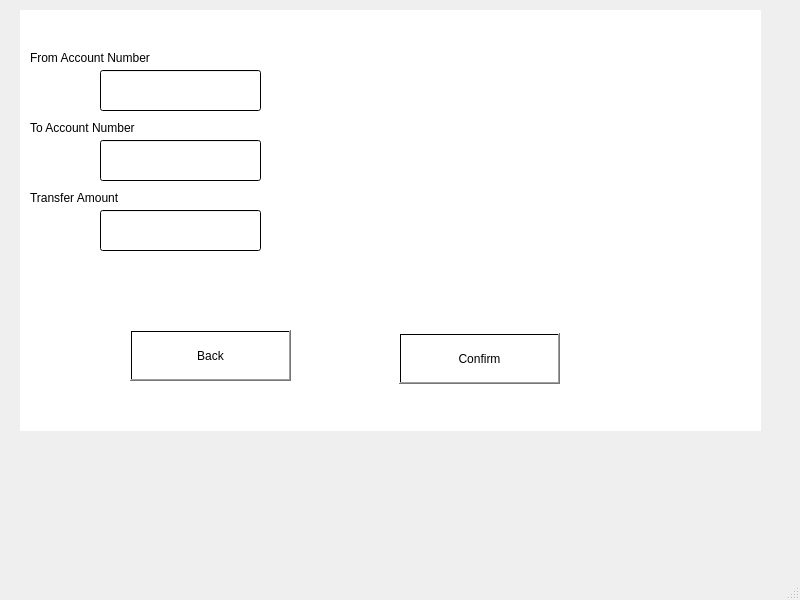
Qt form Bank_Client/mainwindow.ui (NadaMohamedMoharram/Bank_System_using_Qt) before a commit.
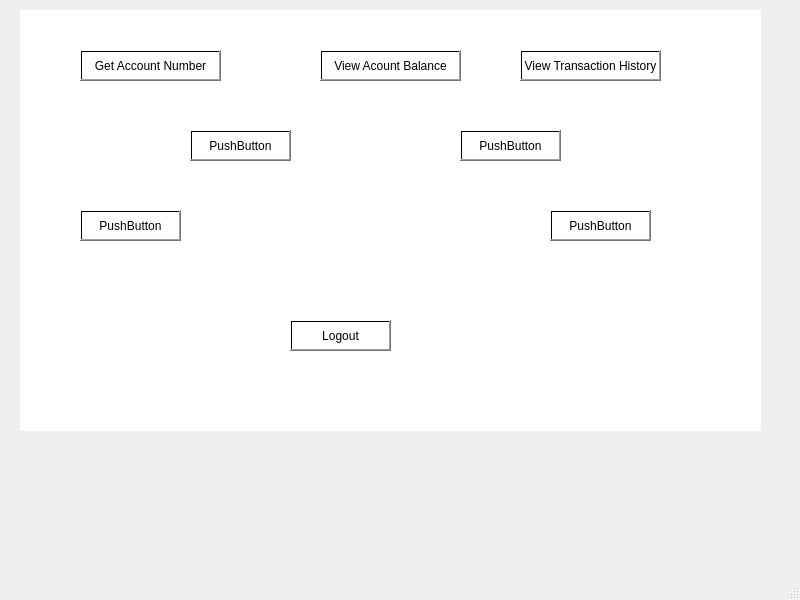
The same form after that commit. The open tabs and pages were chosen to show the change.

Commit message: adding GetAccountNo & GetAccountBalance & ViewTransactionHistory for admin

Diff of the .ui file:
```diff
--- a/Bank_Client/mainwindow.ui
+++ b/Bank_Client/mainwindow.ui
@@ -445,6 +445,196 @@
       </property>
      </widget>
     </widget>
+    <widget class="QWidget" name="page_6">
+     <widget class="QPushButton" name="Admin_GetAccountNo_PB">
+      <property name="geometry">
+       <rect>
+        <x>60</x>
+        <y>40</y>
+        <width>141</width>
+        <height>31</height>
+       </rect>
+      </property>
+      <property name="text">
+       <string>Get Account Number</string>
+      </property>
+     </widget>
+     <widget class="QPushButton" name="Admin_ViewAcountBalance_PB">
+      <property name="geometry">
+       <rect>
+        <x>300</x>
+        <y>40</y>
+        <width>141</width>
+        <height>31</height>
+       </rect>
+      </property>
+      <property name="text">
+       <string>View Acount Balance</string>
+      </property>
+     </widget>
+     <widget class="QPushButton" name="Admin_ViewTransactionHistory_PB">
+      <property name="geometry">
+       <rect>
+        <x>500</x>
+        <y>40</y>
+        <width>141</width>
+        <height>31</height>
+       </rect>
+      </property>
+      <property name="text">
+       <string>View Transaction History</string>
+      </property>
+     </widget>
+     <widget class="QPushButton" name="pushButton_4">
+      <property name="geometry">
+       <rect>
+        <x>170</x>
+        <y>120</y>
+        <width>101</width>
+        <height>31</height>
+       </rect>
+      </property>
+      <property name="text">
+       <string>PushButton</string>
+      </property>
+     </widget>
+     <widget class="QPushButton" name="pushButton_5">
+      <property name="geometry">
+       <rect>
+        <x>440</x>
+        <y>120</y>
+        <width>101</width>
+        <height>31</height>
+       </rect>
+      </property>
+      <property name="text">
+       <string>PushButton</string>
+      </property>
+     </widget>
+     <widget class="QPushButton" name="pushButton_6">
+      <property name="geometry">
+       <rect>
+        <x>60</x>
+        <y>200</y>
+        <width>101</width>
+        <height>31</height>
+       </rect>
+      </property>
+      <property name="text">
+       <string>PushButton</string>
+      </property>
+     </widget>
+     <widget class="QPushButton" name="pushButton_7">
+      <property name="geometry">
+       <rect>
+        <x>530</x>
+        <y>200</y>
+        <width>101</width>
+        <height>31</height>
+       </rect>
+      </property>
+      <property name="text">
+       <string>PushButton</string>
+      </property>
+     </widget>
+     <widget class="QPushButton" name="Admin_Logout_PB">
+      <property name="geometry">
+       <rect>
+        <x>270</x>
+        <y>310</y>
+        <width>101</width>
+        <height>31</height>
+       </rect>
+      </property>
+      <property name="text">
+       <string>Logout</string>
+      </property>
+     </widget>
+    </widget>
+    <widget class="QWidget" name="page_7">
+     <widget class="QTableWidget" name="Admin_transactionHistoryTable">
+      <property name="geometry">
+       <rect>
+        <x>405</x>
+        <y>30</y>
+        <width>291</width>
+        <height>221</height>
+       </rect>
+      </property>
+     </widget>
+     <widget class="QLineEdit" name="LineEdit_Admin_AccountNo_ViewHistory">
+      <property name="geometry">
+       <rect>
+        <x>20</x>
+        <y>60</y>
+        <width>181</width>
+        <height>31</height>
+       </rect>
+      </property>
+     </widget>
+     <widget class="QSpinBox" name="spinBox__Admin_Count_ViewHistory">
+      <property name="geometry">
+       <rect>
+        <x>20</x>
+        <y>130</y>
+        <width>181</width>
+        <height>31</height>
+       </rect>
+      </property>
+     </widget>
+     <widget class="QPushButton" name="Back_AdminViewHistory_PB">
+      <property name="geometry">
+       <rect>
+        <x>40</x>
+        <y>360</y>
+        <width>131</width>
+        <height>31</height>
+       </rect>
+      </property>
+      <property name="text">
+       <string>Back</string>
+      </property>
+     </widget>
+     <widget class="QPushButton" name="Display_AdminViewHistory_PB">
+      <property name="geometry">
+       <rect>
+        <x>380</x>
+        <y>360</y>
+        <width>111</width>
+        <height>31</height>
+       </rect>
+      </property>
+      <property name="text">
+       <string>Display</string>
+      </property>
+     </widget>
+     <widget class="QLabel" name="label_4">
+      <property name="geometry">
+       <rect>
+        <x>20</x>
+        <y>30</y>
+        <width>131</width>
+        <height>21</height>
+       </rect>
+      </property>
+      <property name="text">
+       <string>Enter Account Number</string>
+      </property>
+     </widget>
+     <widget class="QLabel" name="label_9">
+      <property name="geometry">
+       <rect>
+        <x>20</x>
+        <y>100</y>
+        <width>131</width>
+        <height>21</height>
+       </rect>
+      </property>
+      <property name="text">
+       <string>Count</string>
+      </property>
+     </widget>
+    </widget>
    </widget>
   </widget>
   <widget class="QMenuBar" name="menubar">
```
Left out of the diff: 2 changed lines with no effect on the pictures. The commit also changes 9 other files.
